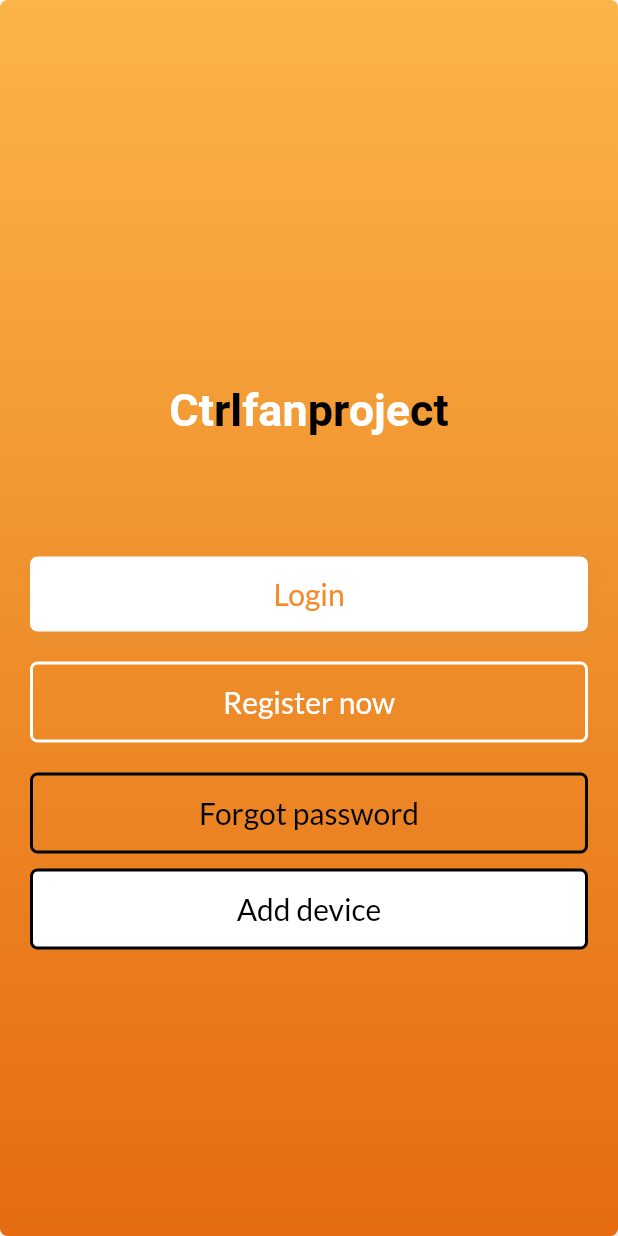
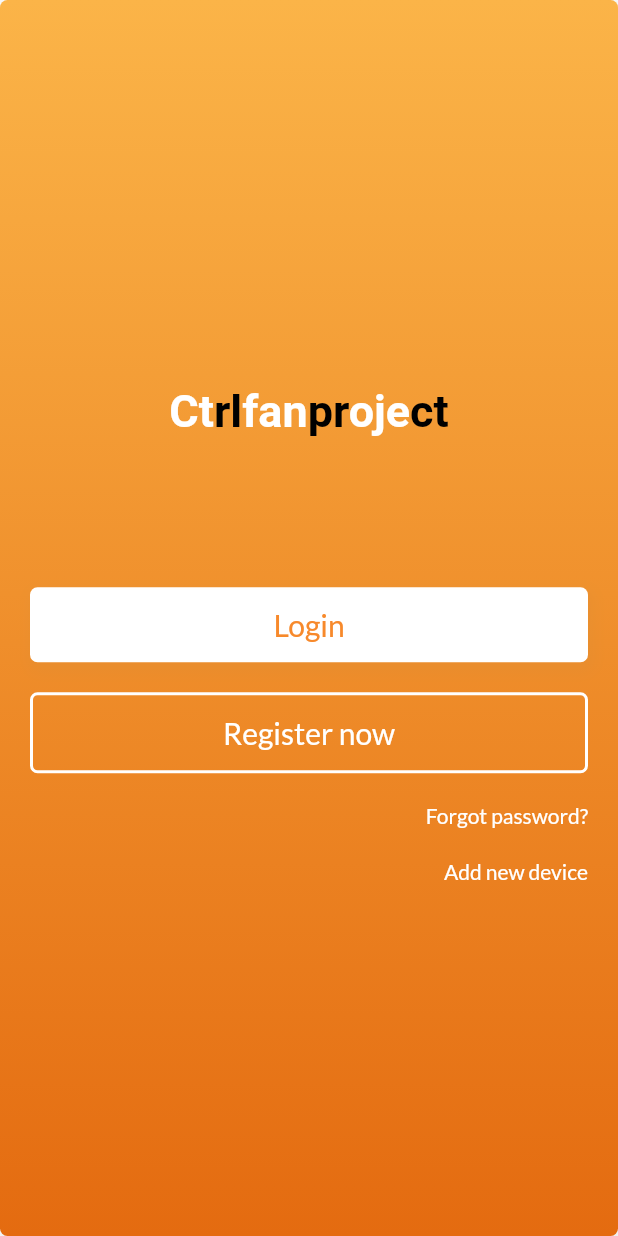
Before and after one commit to zikwall/ctrl-fan-project, a Flutter app: the screen it shows after launch, on a phone screen of 412 x 824 dp. Run offline on Flutter 3.47's test engine with Material 2 defaults, Android fonts, the phone set to English and light mode, and no system bars; our stand-ins replace better_player, device_info, google_fonts, wakelock.

Commit message:
Review login and welcome screens

```diff
--- a/lib/screens/auth/login/screen.dart
+++ b/lib/screens/auth/login/screen.dart
@@ -1,5 +1,6 @@
 // native
 import 'package:ctrl_fan_project/help/platform.dart';
+import 'package:ctrl_fan_project/screens/auth/forgot/screen.dart';
 import 'package:flutter/services.dart';
 import 'package:flutter/material.dart';
 
@@ -196,7 +197,7 @@ Widget _forgotPasswordLabel(BuildContext context) {
   return InkWell(
     onTap: () {
       Navigator.pushReplacement(
-          context, MaterialPageRoute(builder: (context) => SignUpScreen()
+          context, MaterialPageRoute(builder: (context) => ForgotScreen()
       ));
     },
     child: Container(
--- a/lib/screens/welcome/screen.dart
+++ b/lib/screens/welcome/screen.dart
@@ -71,11 +71,11 @@ class _WelcomeScreenState extends State<WelcomeScreen> {
                 mainAxisAlignment: MainAxisAlignment.center,
                 children: <Widget>[
                   SizedBox(
-                    height: 65,
+                    height: 32,
                   ),
                   CtrlFanProjectLabel(context, false),
                   SizedBox(
-                    height: 80,
+                    height: 100,
                   ),
                   _submitButton(context),
                   SizedBox(
@@ -83,13 +83,16 @@ class _WelcomeScreenState extends State<WelcomeScreen> {
                   ),
                   _signUpButton(context),
                   SizedBox(
-                    height: 20,
-                  ),
-                  _forgotButton(context),
-                  SizedBox(
                     height: 10,
                   ),
-                  _addDeviceButton(context),
+                  _rightAlignLabel('Forgot password?', () {
+                    Navigator.push(
+                        context, MaterialPageRoute(builder: (context) => ForgotScreen()
+                    ));
+                  }),
+                  _rightAlignLabel('Add new device', () {
+                    // todo add device screen
+                  })
                 ],
               ),
             ),
@@ -213,47 +216,21 @@ Widget _signUpButton(BuildContext context) {
   );
 }
 
-Widget _forgotButton(BuildContext context) {
+Widget _rightAlignLabel(String label, Function onTab) {
   return InkWell(
     onTap: () {
-      Navigator.push(
-          context, MaterialPageRoute(builder: (context) => ForgotScreen()
-      ));
+      onTab();
     },
     child: Container(
-      width: MediaQuery.of(context).size.width,
-      padding: EdgeInsets.symmetric(vertical: 13),
-      alignment: Alignment.center,
-      decoration: BoxDecoration(
-        borderRadius: BorderRadius.all(Radius.circular(5)),
-        border: Border.all(color: Colors.black, width: 2),
-      ),
-      child: Text(
-        'Forgot password',
-        style: TextStyle(fontSize: 20, color: Colors.black),
+      padding: EdgeInsets.symmetric(vertical: 10),
+      alignment: Alignment.centerRight,
+      child: Text(label,
+          style: TextStyle(
+            fontSize: 14,
+            fontWeight: FontWeight.w500,
+            color: Colors.white,
+          )
       ),
     ),
   );
 }
-
-Widget _addDeviceButton(BuildContext context) {
-  return InkWell(
-    onTap: () {
-
-    },
-    child: Container(
-      width: MediaQuery.of(context).size.width,
-      padding: EdgeInsets.symmetric(vertical: 13),
-      alignment: Alignment.center,
-      decoration: BoxDecoration(
-        borderRadius: BorderRadius.all(Radius.circular(5)),
-        border: Border.all(color: Colors.black, width: 2),
-        color: Colors.white,
-      ),
-      child: Text(
-        'Add device',
-        style: TextStyle(fontSize: 20, color: Colors.black),
-      ),
-    ),
-  );
-}
```
